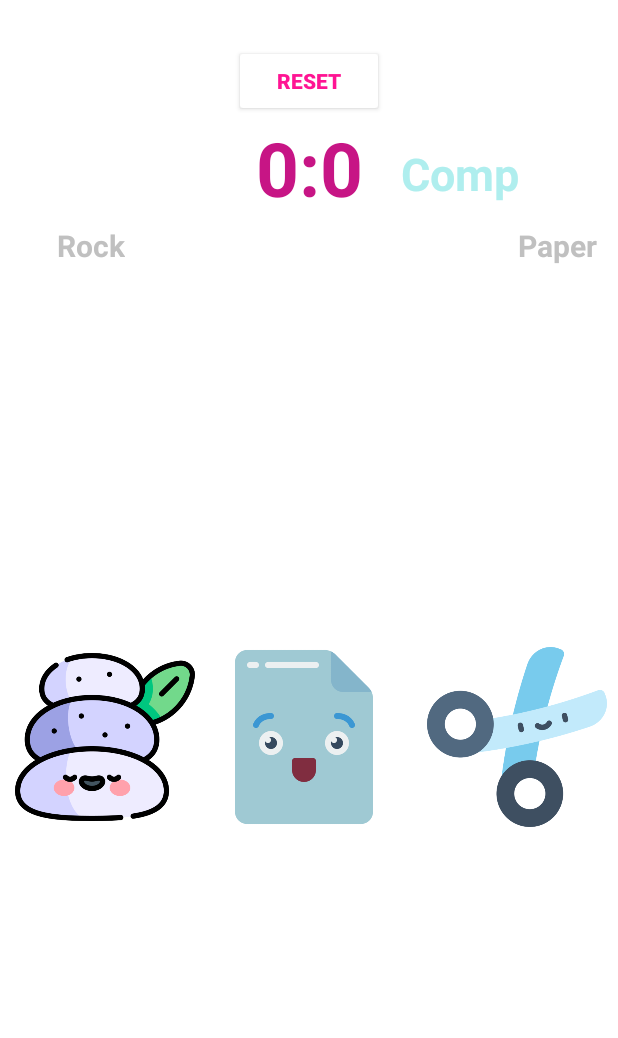
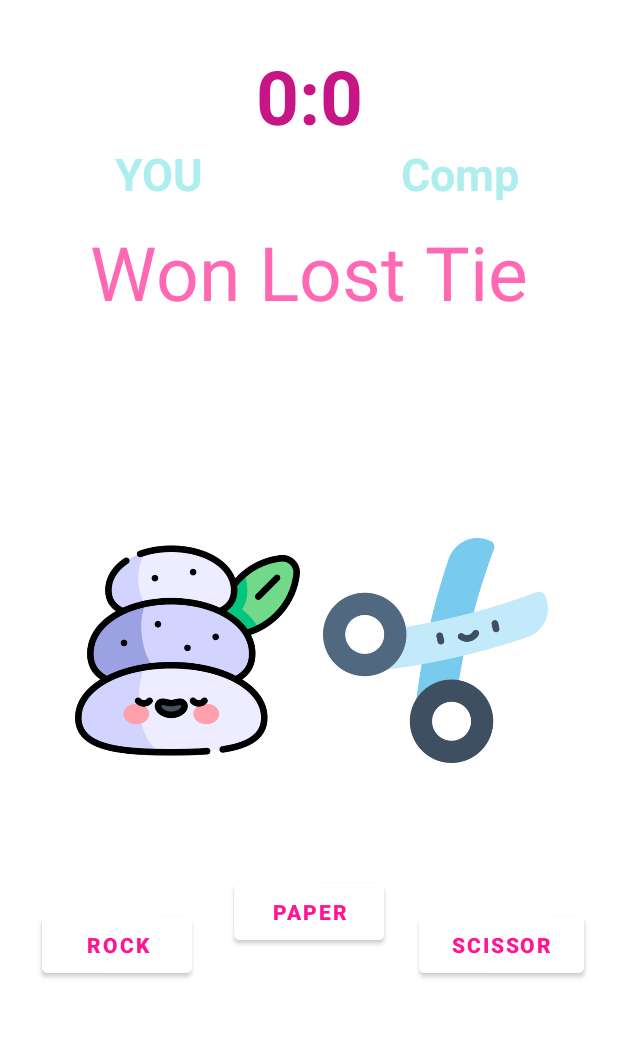
Before and after one commit to shaidaghavam/RockPaperScissors, an Android app: the screen it shows after launch (MainActivity), on a phone screen of 412 x 824 dp, the part 156-1194 px from its top. Run offline under Robolectric (Android 15) with nearby library versions, the phone set to English and light mode, and no system bars.

Commit message:
init commit

```diff
--- a/app/build.gradle
+++ b/app/build.gradle
@@ -4,7 +4,7 @@ plugins {
 
 android {
     namespace 'com.example.rockpaperscissor'
-    compileSdk 32
+    compileSdk 33
 
     defaultConfig {
         applicationId "com.example.rockpaperscissor"
--- a/app/src/main/AndroidManifest.xml
+++ b/app/src/main/AndroidManifest.xml
@@ -6,9 +6,9 @@
         android:allowBackup="true"
         android:dataExtractionRules="@xml/data_extraction_rules"
         android:fullBackupContent="@xml/backup_rules"
-        android:icon="@mipmap/ic_launcher"
+        android:icon="@drawable/rock_paper_scissors"
         android:label="@string/app_name"
-        android:roundIcon="@mipmap/ic_launcher_round"
+        android:roundIcon="@drawable/rock_paper_scissors"
         android:supportsRtl="true"
         android:theme="@style/Theme.RockPaperScissor"
         tools:targetApi="31" >
--- a/app/src/main/res/layout/activity_main.xml
+++ b/app/src/main/res/layout/activity_main.xml
@@ -4,6 +4,7 @@
     xmlns:tools="http://schemas.android.com/tools"
     android:layout_width="match_parent"
     android:layout_height="match_parent"
+    android:id="@+id/main_layout"
     tools:context=".MainActivity">
 
     <TextView
@@ -20,19 +21,7 @@
         app:layout_constraintStart_toStartOf="parent"
         app:layout_constraintTop_toTopOf="parent" />
 
-    <androidx.appcompat.widget.AppCompatButton
-        android:id="@+id/bottomRest"
-        android:layout_width="100dp"
-        android:layout_height="wrap_content"
-        android:layout_marginTop="30dp"
-        android:backgroundTint="@color/white"
-        android:onClick="resetButton"
-        android:text="Reset"
-        android:textColor="@color/DeepPink"
-        android:textStyle="bold"
-        app:layout_constraintEnd_toEndOf="parent"
-        app:layout_constraintStart_toStartOf="parent"
-        app:layout_constraintTop_toBottomOf="@id/rockPaperTxt" />
+
 
     <TextView
         android:id="@+id/scoreTxt"
@@ -44,7 +33,9 @@
         android:textStyle="bold"
         app:layout_constraintEnd_toEndOf="parent"
         app:layout_constraintStart_toStartOf="parent"
-        app:layout_constraintTop_toBottomOf="@id/bottomRest" />
+        app:layout_constraintTop_toBottomOf="@id/rockPaperTxt"
+        android:layout_marginTop="30dp"
+        />
 
     <TextView
         android:id="@+id/playerTxt"
@@ -74,34 +65,7 @@
         app:layout_constraintStart_toStartOf="@id/scoreTxt"
         app:layout_constraintTop_toBottomOf="@id/rockPaperTxt" />
 
-    <TextView
-        android:id="@+id/RockTxt"
-        android:layout_width="wrap_content"
-        android:layout_height="wrap_content"
-        android:layout_marginStart="15dp"
-        android:layout_marginTop="150dp"
-        android:text="Rock"
-        android:textColor="@color/gray"
-        android:textSize="20sp"
-        android:textStyle="bold"
-        app:layout_constraintEnd_toStartOf="@id/playerTxt"
-        app:layout_constraintStart_toStartOf="parent"
-        app:layout_constraintTop_toBottomOf="@id/rockPaperTxt" />
 
-    <TextView
-        android:id="@+id/PaperTxt"
-        android:layout_width="wrap_content"
-        android:layout_height="wrap_content"
-        android:layout_marginTop="150dp"
-        android:layout_marginEnd="15dp"
-        android:onClick="restBottom"
-        android:text="Paper"
-        android:textColor="@color/gray"
-        android:textSize="20sp"
-        android:textStyle="bold"
-        app:layout_constraintEnd_toEndOf="parent"
-        app:layout_constraintStart_toEndOf="@id/nameTxt"
-        app:layout_constraintTop_toBottomOf="@id/rockPaperTxt" />
 
     <TextView
         android:id="@+id/wonLostTieTxt"
@@ -116,42 +80,80 @@
         app:layout_constraintTop_toBottomOf="@id/scoreTxt" />
 
     <ImageView
-        android:id="@+id/rockImage"
-        android:layout_width="120dp"
-        android:layout_height="120dp"
-        android:layout_marginStart="10dp"
+        android:id="@+id/userSelection"
+        android:layout_width="150dp"
+        android:layout_height="150dp"
         android:clickable="true"
-        android:onClick="rpsButtonSelected"
         android:src="@drawable/stones"
+        android:layout_marginStart="50dp"
         app:layout_constraintBottom_toBottomOf="parent"
         app:layout_constraintStart_toStartOf="parent"
-        app:layout_constraintTop_toBottomOf="@id/wonLostTieTxt" />
+        app:layout_constraintEnd_toStartOf="@id/compSelection"
+        app:layout_constraintTop_toTopOf="@id/wonLostTieTxt" />
+
 
     <ImageView
-        android:id="@+id/paperImage"
-        android:layout_width="120dp"
-        android:layout_height="120dp"
-        android:layout_marginStart="5dp"
-        android:clickable="true"
-        android:onClick="rpsButtonSelected"
-        android:src="@drawable/email"
+        android:id="@+id/compSelection"
+        android:layout_width="150dp"
+        android:layout_height="150dp"
+        android:layout_marginStart="15dp"
+        android:src="@drawable/scissorsdraw"
         app:layout_constraintBottom_toBottomOf="parent"
-        app:layout_constraintEnd_toStartOf="@id/scissorsImage"
-        app:layout_constraintStart_toEndOf="@id/rockImage"
-        app:layout_constraintTop_toBottomOf="@id/wonLostTieTxt" />
+        app:layout_constraintStart_toEndOf="@id/userSelection"
+        app:layout_constraintTop_toTopOf="@id/wonLostTieTxt" />
 
-    <ImageView
-        android:id="@+id/scissorsImage"
-        android:layout_width="120dp"
-        android:layout_height="120dp"
-        android:layout_marginStart="15dp"
-        android:clickable="true"
-        android:onClick="rpsButtonSelected"
-        android:src="@drawable/scissors"
+
+    <com.google.android.material.button.MaterialButton
+        android:id="@+id/paperButton"
+        android:layout_width="100dp"
+        android:layout_height="50dp"
+        android:layout_marginTop="280dp"
+        android:backgroundTint="@color/white"
+        android:text="Paper"
+        android:textColor="@color/DeepPink"
+        android:textStyle="bold"
+        app:layout_constraintEnd_toEndOf="parent"
+        app:layout_constraintStart_toStartOf="parent"
+        app:layout_constraintTop_toBottomOf="@id/wonLostTieTxt"
         app:layout_constraintBottom_toBottomOf="parent"
+
+
+        />
+
+    <com.google.android.material.button.MaterialButton
+    android:id="@+id/rockButton"
+        android:layout_width="100dp"
+        android:layout_height="50dp"
+        android:layout_marginTop="30dp"
+        android:backgroundTint="@color/white"
+        android:text="Rock"
+        android:textColor="@color/DeepPink"
+        android:textStyle="bold"
+        app:layout_constraintEnd_toStartOf="@id/paperButton"
+        app:layout_constraintStart_toStartOf="parent"
+        app:layout_constraintTop_toBottomOf="@id/userSelection"
+        app:layout_constraintBottom_toBottomOf="parent"
+
+        />
+
+    <com.google.android.material.button.MaterialButton
+        android:id="@+id/ScissorsButton"
+        android:layout_width="110dp"
+        android:layout_height="50dp"
+        android:layout_marginTop="30dp"
+        android:backgroundTint="@color/white"
+        android:text="Scissor"
+        android:textColor="@color/DeepPink"
+        android:textStyle="bold"
+        app:layout_constraintStart_toEndOf="@id/paperButton"
+        app:layout_constraintTop_toBottomOf="@id/compSelection"
         app:layout_constraintEnd_toEndOf="parent"
-        app:layout_constraintStart_toEndOf="@id/paperImage"
-        app:layout_constraintTop_toBottomOf="@id/wonLostTieTxt" />
+        app:layout_constraintBottom_toBottomOf="parent"
+
+
+        />
+
+
 
 
 </androidx.constraintlayout.widget.ConstraintLayout>
```
Also changed, not shown: app/src/main/java/com/example/rockpaperscissor/MainActivity.java (+114 -26 lines), app/src/main/res/drawable/scissorsdraw.png (renamed from app/src/main/res/drawable/scissors.png).
